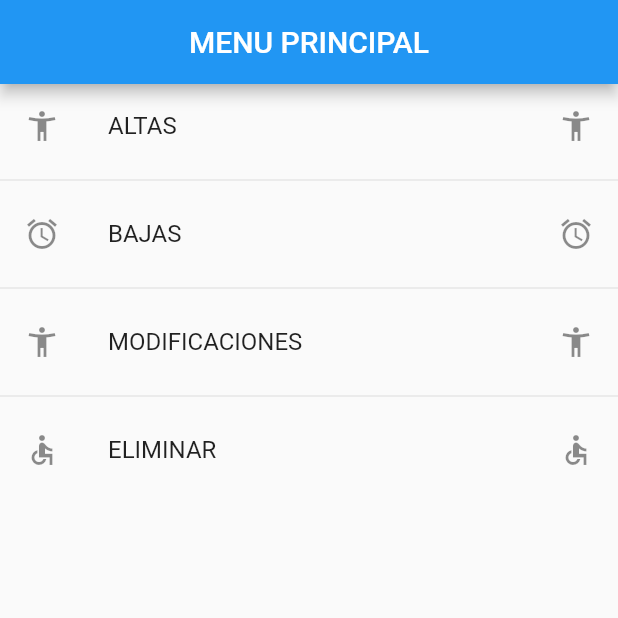
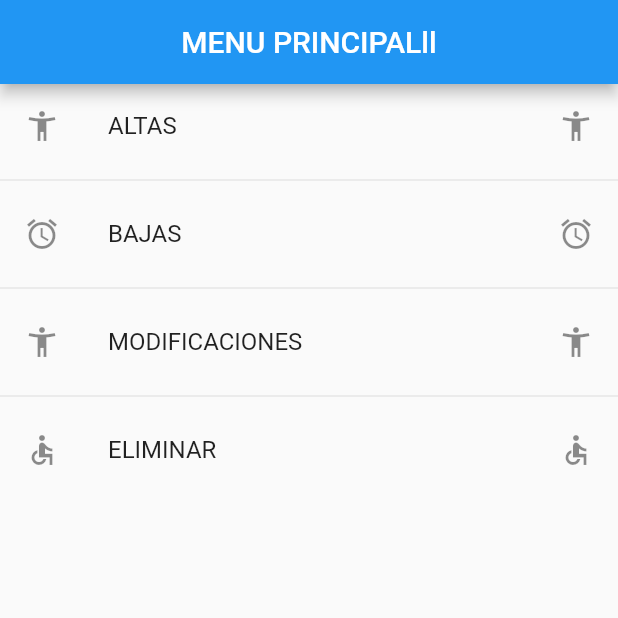
Before and after one commit to CASERO1968/Flutteriniesta, a Flutter app: the screen it shows after launch, on a phone screen of 412 x 824 dp, the top half of it. Run offline on Flutter 3.47's test engine with Material 2 defaults, Android fonts, the phone set to English and light mode, and no system bars.

Commit message:
commit cambio3

```diff
--- a/lib/screens/altas.dart
+++ b/lib/screens/altas.dart
@@ -23,7 +23,7 @@ class Altas extends StatelessWidget {
         debugShowCheckedModeBanner: false,
         home: Scaffold(
             appBar:
-                AppBar(centerTitle: true, title: (const Text('MENU PRINCIPAL'))),
+                AppBar(centerTitle: true, title: (const Text('MENU PRINCIPALll'))),
             body: ListView.separated(
                 itemBuilder: (context, index) => ListTile(
                       title: Text(datos[index]),
```
